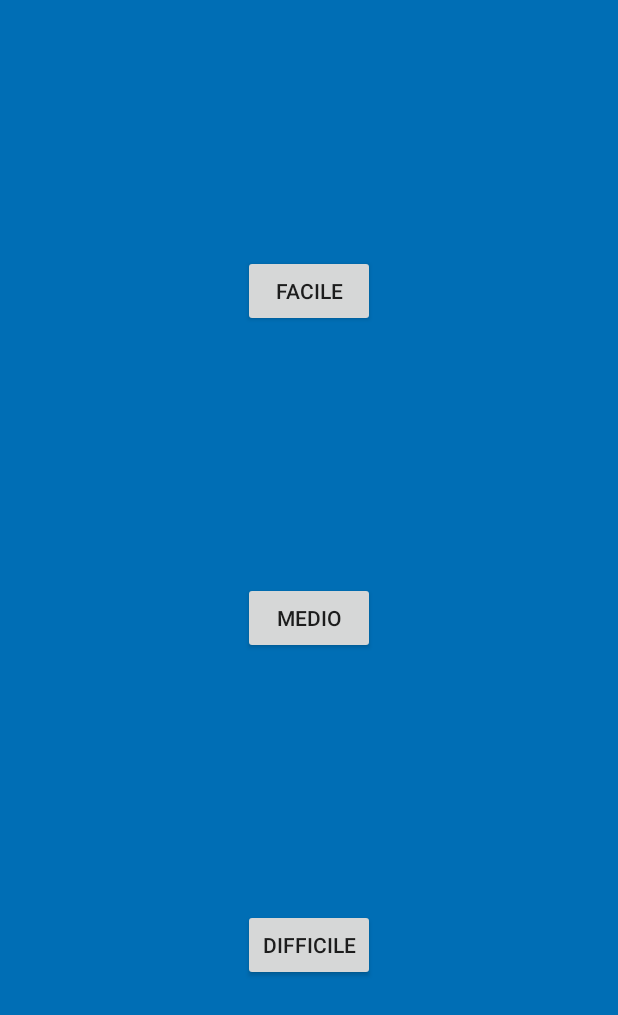
After one commit to Lorisforse/Arkanoid_remake, an Android app: the LevelsMenu screen opened directly, with no data from a screen before it, on a phone screen of 412 x 824 dp. The commit adds this screen. Shown: the top 1015 px of the screen. Run offline under Robolectric (Android 15) with nearby library versions, the phone set to English and light mode, and no system bars.

Commit message:
aggiunta livelli difficoltà closes #9

```diff
--- a/app/src/main/AndroidManifest.xml
+++ b/app/src/main/AndroidManifest.xml
@@ -13,6 +13,7 @@
         <activity android:name=".Record"></activity>
         <activity android:name=".MainActivity" />
         <activity android:name=".MainMenu" />
+        <activity android:name=".LevelsMenu" />
         <activity android:name=".SplashScreen">
             <intent-filter>
                 <action android:name="android.intent.action.MAIN" />
--- /dev/null
+++ b/app/src/main/java/com/example/android/arkanoid/LevelsMenu.java
@@ -0,0 +1,41 @@
+package com.example.android.arkanoid;
+
+import android.content.Context;
+import android.content.Intent;
+import android.content.SharedPreferences;
+import android.support.v7.app.AppCompatActivity;
+import android.os.Bundle;
+import android.view.View;
+
+public class LevelsMenu extends AppCompatActivity {
+    int gameMode;
+    @Override
+    protected void onCreate(Bundle savedInstanceState) {
+        super.onCreate(savedInstanceState);
+        setContentView(R.layout.difficulty_screen);
+        gameMode = getIntent().getIntExtra("gameMode",0);
+
+       /* SharedPreferences sharedPref = this.getPreferences(Context.MODE_PRIVATE);
+        SharedPreferences.Editor edt;
+        edt = sharedPref.edit();*/
+    }
+
+    public void easy(View view) {
+        openMainActivity(view, 1);
+    }
+
+    public void medium(View view) {
+        openMainActivity(view, 2);
+    }
+
+    public void hard(View view) {
+        openMainActivity(view, 3);
+    }
+
+    private void openMainActivity(View view, int difficulty) {
+        Intent intent = new Intent(this,MainActivity.class);
+        intent.putExtra("gameMode", gameMode);
+        intent.putExtra("difficulty", difficulty);
+        startActivity(intent);
+    }
+}
--- a/app/src/main/java/com/example/android/arkanoid/MainActivity.java
+++ b/app/src/main/java/com/example/android/arkanoid/MainActivity.java
@@ -12,6 +12,7 @@ public class MainActivity extends AppCompatActivity {
     private UpdateThread myThread;
     private Handler updateHandler;
     int gameMode;
+    int difficulty;
 
     @Override
     protected void onCreate(Bundle savedInstanceState) {
@@ -19,12 +20,13 @@ public class MainActivity extends AppCompatActivity {
 
 
         gameMode=getIntent().getIntExtra("gameMode",0);
+        difficulty=getIntent().getIntExtra("difficulty",1);
 
         // set the screen orientation
         setRequestedOrientation(ActivityInfo.SCREEN_ORIENTATION_PORTRAIT);
 
         // create a new game
-        game = new Game(this, 3, 0, gameMode);
+        game = new Game(this, 3, 0, gameMode, difficulty);
         setContentView(game);
 
         //create a handler and thread
--- a/app/src/main/res/layout/activity_main_menu.xml
+++ b/app/src/main/res/layout/activity_main_menu.xml
@@ -25,8 +25,8 @@
         android:layout_width="150dp"
         android:layout_height="110dp"
         android:background="#006EB5"
-        android:contentDescription="Play a new game"
-        android:onClick="openMainActivity"
+        android:contentDescription=""
+        android:onClick="openDifficultyScreen"
         android:scaleType="centerInside"
         app:layout_constraintBottom_toBottomOf="parent"
         app:layout_constraintEnd_toEndOf="parent"
--- /dev/null
+++ b/app/src/main/res/layout/difficulty_screen.xml
@@ -0,0 +1,49 @@
+<?xml version="1.0" encoding="utf-8"?>
+<android.support.constraint.ConstraintLayout xmlns:android="http://schemas.android.com/apk/res/android"
+    xmlns:app="http://schemas.android.com/apk/res-auto"
+    xmlns:tools="http://schemas.android.com/tools"
+    android:layout_width="match_parent"
+    android:layout_height="match_parent"
+    android:background="#006EB5"
+    tools:context=".LevelsMenu">
+
+
+    <Button
+        android:id="@+id/button1"
+        android:layout_width="wrap_content"
+        android:layout_height="wrap_content"
+        android:text="Facile"
+        android:onClick="easy"
+        app:layout_constraintTop_toTopOf="parent"
+        app:layout_constraintBottom_toTopOf="@+id/button2"
+        app:layout_constraintStart_toStartOf="parent"
+        app:layout_constraintEnd_toEndOf="parent"
+        tools:layout_editor_absoluteX="161dp"
+        tools:layout_editor_absoluteY="164dp" />
+
+    <Button
+        android:id="@+id/button2"
+        android:layout_width="wrap_content"
+        android:layout_height="wrap_content"
+        android:text="Medio"
+        android:onClick="medium"
+        app:layout_constraintTop_toBottomOf="@+id/button1"
+        app:layout_constraintBottom_toTopOf="@+id/button3"
+        app:layout_constraintStart_toStartOf="parent"
+        app:layout_constraintEnd_toEndOf="parent"
+        tools:layout_editor_absoluteX="161dp"
+        tools:layout_editor_absoluteY="254dp" />
+
+    <Button
+        android:id="@+id/button3"
+        android:layout_width="wrap_content"
+        android:layout_height="wrap_content"
+        android:text="Difficile"
+        android:onClick="hard"
+        app:layout_constraintTop_toBottomOf="@+id/button2"
+        app:layout_constraintBottom_toBottomOf="parent"
+        app:layout_constraintStart_toStartOf="parent"
+        app:layout_constraintEnd_toEndOf="parent"
+        tools:layout_editor_absoluteX="157dp"
+        tools:layout_editor_absoluteY="341dp" />
+</android.support.constraint.ConstraintLayout>
```
Also changed, not shown: app/src/main/java/com/example/android/arkanoid/Ball.java (+11 -9 lines), app/src/main/java/com/example/android/arkanoid/Brick.java (+17 -1 lines), app/src/main/java/com/example/android/arkanoid/Game.java (+28 -7 lines), app/src/main/java/com/example/android/arkanoid/MainMenu.java (+7 -1 lines).
